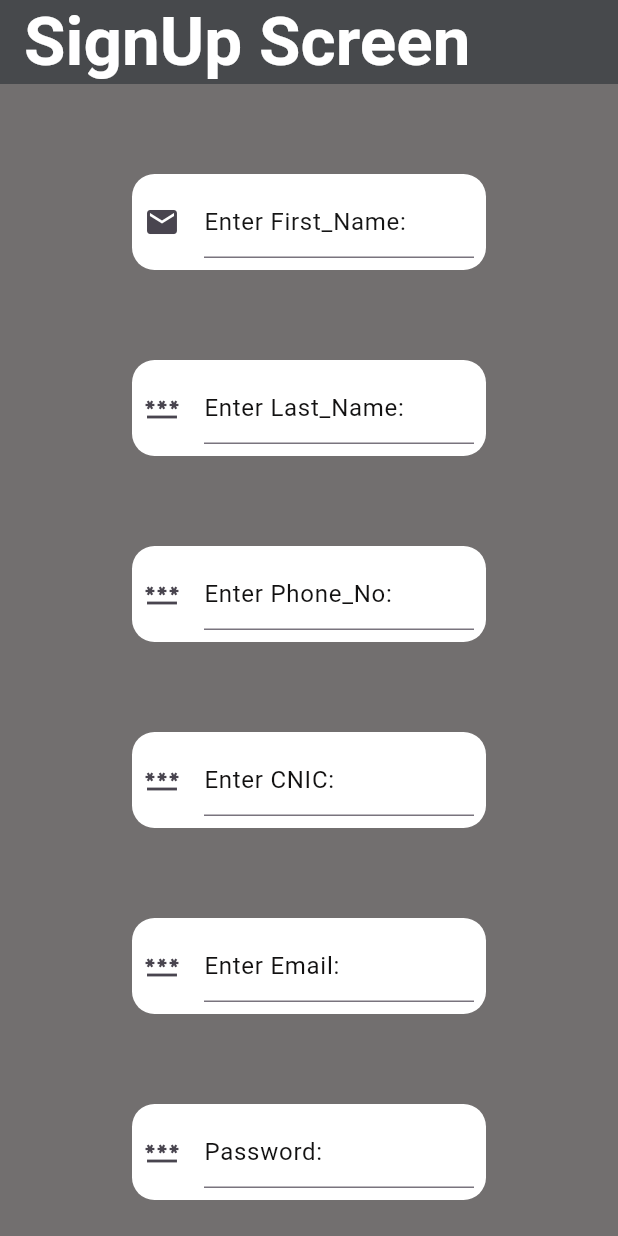
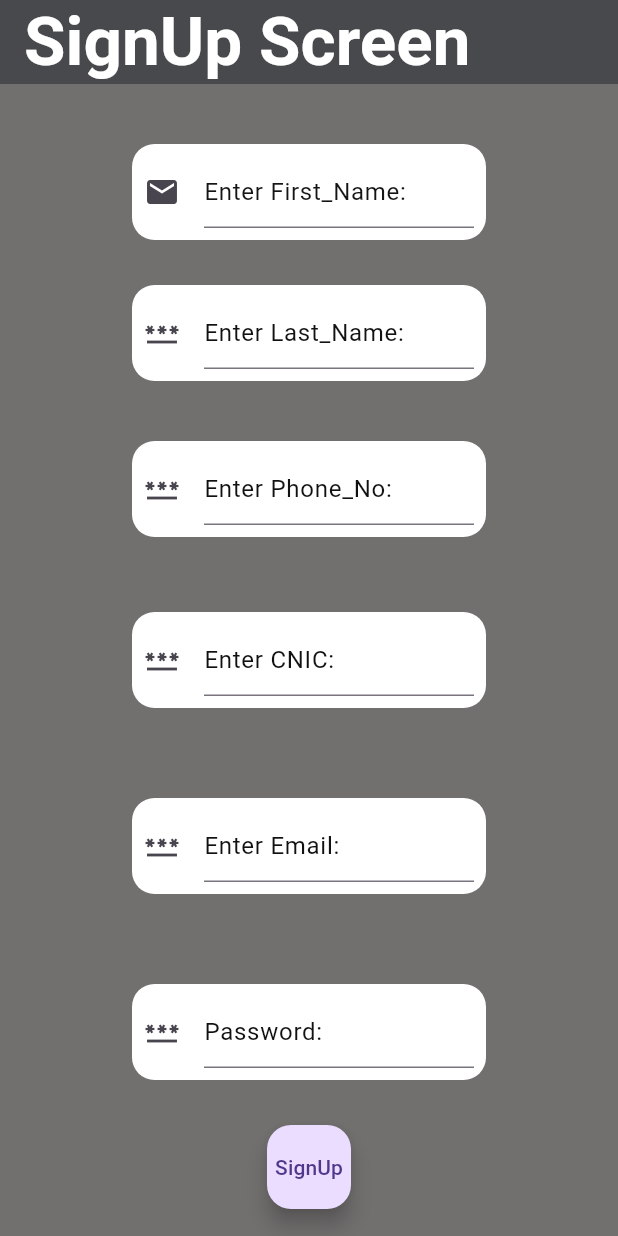
Before and after one commit to Ayesha7622/Navigation, a Flutter app: the screen it shows after launch, on a phone screen of 412 x 824 dp. Run offline on Flutter 3.47's test engine with Material 3 defaults, Android fonts, the phone set to English and light mode, and no system bars.

```diff
--- a/lib/signup.dart
+++ b/lib/signup.dart
@@ -46,7 +46,7 @@ class _SignupState extends State<Signup> {
               height: 30,
             ),
             Padding(
-              padding: const EdgeInsets.symmetric(horizontal: 88, vertical: 30),
+              padding: const EdgeInsets.symmetric(horizontal: 88, vertical: 10),
               child: Container(
                 decoration: BoxDecoration(
                     color: Colors.white,
@@ -69,7 +69,7 @@ class _SignupState extends State<Signup> {
             ),
 
             Padding(
-              padding: const EdgeInsets.symmetric(horizontal: 88, vertical: 30),
+              padding: const EdgeInsets.symmetric(horizontal: 88, vertical: 20),
               child: Container(
                 decoration: BoxDecoration(
                   color: Colors.white,
@@ -92,7 +92,7 @@ class _SignupState extends State<Signup> {
               ),
             ),
             Padding(
-              padding: const EdgeInsets.symmetric(horizontal: 88, vertical: 30),
+              padding: const EdgeInsets.symmetric(horizontal: 88, vertical: 20),
               child: Container(
                 decoration: BoxDecoration(
                   color: Colors.white,
```
